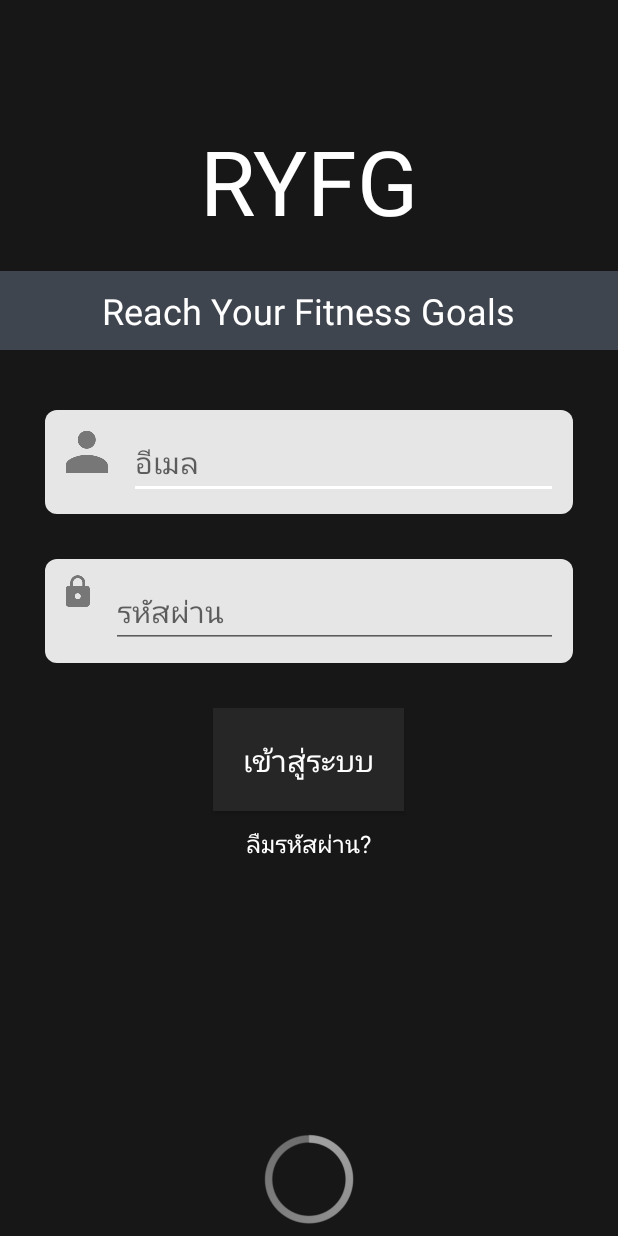
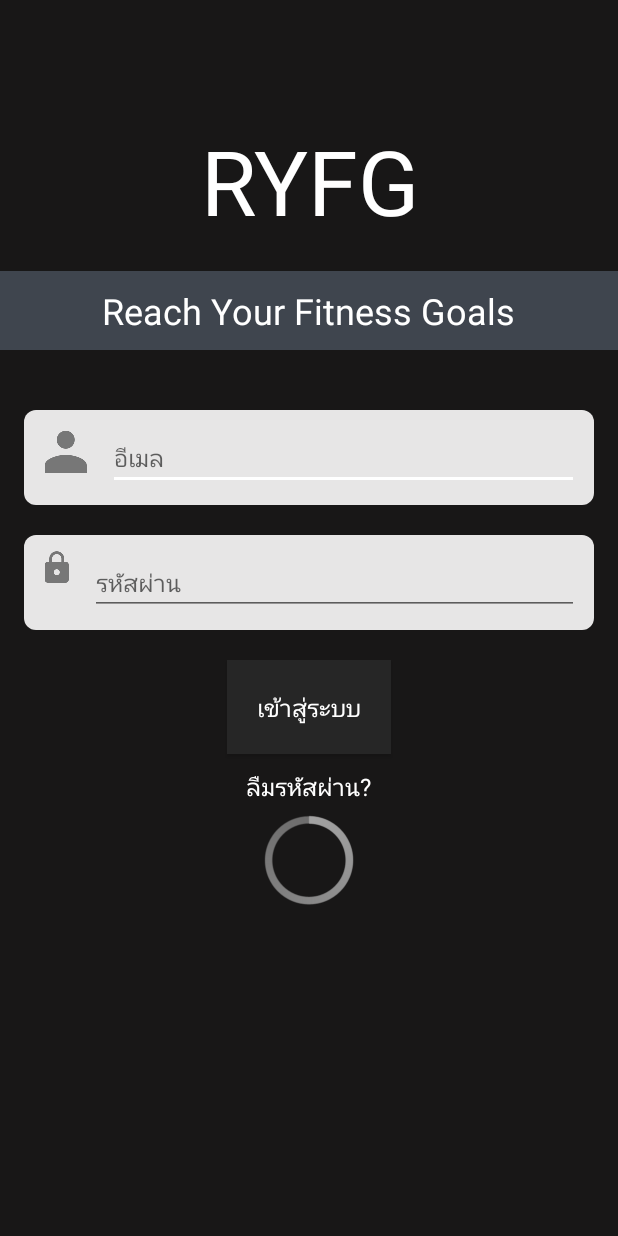
Before and after one commit to mataskuntipalo/RYFG, an Android app: the layout activity_login.xml on its own in the app's theme, with its tools: preview values and no code run, on a phone screen of 412 x 824 dp. Run offline under Robolectric (Android 15) with nearby library versions, the phone set to English and light mode, and no system bars; network calls fail.

Commit message:
edit layout

```diff
--- a/ReachYourFitnessGoals_Mobile/app/src/main/java/com/finalproject/reachyourfitnessgoals/activity/CustomSetExerciseInDayActivity.java
+++ b/ReachYourFitnessGoals_Mobile/app/src/main/java/com/finalproject/reachyourfitnessgoals/activity/CustomSetExerciseInDayActivity.java
@@ -110,11 +110,13 @@ public class CustomSetExerciseInDayActivity extends AppCompatActivity {
 
     public void checkConfirm(){
         if(totalCalorie >= tempMaxCalorie){
+        String a = ((GlobalData)this.getApplication()).getVdoID();
+        Log.i("vdo_id",a);
             confirmButton.setVisibility(View.VISIBLE);
             confirmButton.setOnClickListener(new View.OnClickListener() {
                 @Override
                 public void onClick(View v) {
-
+                   // handleTABLE_exercise.update();
                 }
             });
         }
--- a/ReachYourFitnessGoals_Mobile/app/src/main/java/com/finalproject/reachyourfitnessgoals/database/handleTABLE_VDO.java
+++ b/ReachYourFitnessGoals_Mobile/app/src/main/java/com/finalproject/reachyourfitnessgoals/database/handleTABLE_VDO.java
@@ -52,7 +52,7 @@ public class handleTABLE_VDO {
         if (cursor != null) {
             cursor.moveToFirst();
             while(!cursor.isAfterLast()) {
-                vdoDataArrayListt.add(new vdoData(cursor.getString(1),cursor.getString(2),cursor.getString(3),cursor.getString(4),cursor.getInt(4)));
+                vdoDataArrayListt.add(new vdoData(cursor.getInt(0),cursor.getString(1),cursor.getString(2),cursor.getString(3),cursor.getString(4),cursor.getInt(4)));
 
                 cursor.moveToNext();
             }
@@ -69,7 +69,7 @@ public class handleTABLE_VDO {
         if (cursor != null) {
             cursor.moveToFirst();
             while(!cursor.isAfterLast()) {
-                vdoDataArrayListt.add(new vdoData(cursor.getString(1),cursor.getString(2),cursor.getString(3),cursor.getString(4),cursor.getInt(4)));
+                vdoDataArrayListt.add(new vdoData(cursor.getInt(0),cursor.getString(1),cursor.getString(2),cursor.getString(3),cursor.getString(4),cursor.getInt(4)));
 
                 cursor.moveToNext();
             }
--- a/ReachYourFitnessGoals_Mobile/app/src/main/res/layout/activity_custom_set_exercise_in_day.xml
+++ b/ReachYourFitnessGoals_Mobile/app/src/main/res/layout/activity_custom_set_exercise_in_day.xml
@@ -61,7 +61,7 @@
         android:id="@+id/confirm_Button_bottomSheet_customSetExe"
         android:layout_centerHorizontal="true"
         android:visibility="gone"
-        android:layout_below="@+id/calorie_TextView_exeSummary_layout"/>
+        android:layout_below="@+id/exeSummary_layout"/>
 
     <ScrollView
         android:layout_width="match_parent"
--- a/ReachYourFitnessGoals_Mobile/app/src/main/res/layout/activity_login.xml
+++ b/ReachYourFitnessGoals_Mobile/app/src/main/res/layout/activity_login.xml
@@ -1,5 +1,5 @@
 <?xml version="1.0" encoding="utf-8"?>
-<RelativeLayout
+<LinearLayout
     xmlns:android="http://schemas.android.com/apk/res/android"
     xmlns:app="http://schemas.android.com/apk/res-auto"
     xmlns:tools="http://schemas.android.com/tools"
@@ -7,14 +7,58 @@
     android:layout_width="match_parent"
     android:layout_height="match_parent"
     tools:ignore="MissingPrefix"
+    android:orientation="vertical"
     android:background="@color/colorBG"
     tools:context="com.finalproject.reachyourfitnessgoals.activity.LoginActivity">
 
+    <TextView
+        android:layout_width="match_parent"
+        android:layout_height="wrap_content"
+        android:layout_centerHorizontal="true"
+        android:textColor="@color/colorWhite"
+        android:layout_marginTop="80dp"
+        android:textSize="60dp"
+        android:text="RYFG"
+        android:gravity="center_horizontal"
+        android:id="@+id/logoText"
+        />
 
     <RelativeLayout
         android:layout_width="wrap_content"
         android:layout_height="wrap_content"
-        android:layout_below="@id/logo"
+        android:id="@+id/logo"
+        android:layout_alignParentTop="true"
+        android:layout_alignParentLeft="true"
+        android:layout_alignParentStart="true">
+
+        <RelativeLayout
+            android:layout_width="match_parent"
+            android:layout_height="wrap_content"
+            android:background="@color/colorฺฺBlueDark"
+            android:layout_marginTop="20dp"
+            android:layout_marginBottom="40dp"
+            android:padding="10dp">
+
+            <TextView
+                android:layout_width="wrap_content"
+                android:layout_height="wrap_content"
+                android:layout_centerHorizontal="true"
+                android:textColor="@color/colorWhite"
+                android:textSize="24dp"
+                android:text="Reach Your Fitness Goals"
+
+                />
+
+        </RelativeLayout>
+
+
+
+    </RelativeLayout>
+
+    <LinearLayout
+        android:layout_width="match_parent"
+        android:layout_height="wrap_content"
+        android:orientation="vertical"
         android:id="@+id/login_form">
 
     <RelativeLayout
@@ -56,7 +100,6 @@
         android:layout_marginRight="@dimen/activity_horizontal_margin"
         android:layout_marginBottom="@dimen/bottom_margin"
         android:padding="10dp"
-        android:layout_below="@+id/content1"
         android:background="@drawable/edittext_conner"
         android:visibility="gone"
         tools:visibility="visible"
@@ -93,8 +136,9 @@
         android:layout_centerHorizontal="true"
         android:visibility="gone"
         tools:visibility="visible"
+        android:layout_gravity="center_horizontal"
         android:id="@+id/loginButton"
-        android:layout_below="@id/content2"/>
+        />
 
     <TextView
         android:layout_width="wrap_content"
@@ -103,12 +147,12 @@
         android:textSize="16dp"
         android:textColor="@color/colorWhite"
         android:layout_centerHorizontal="true"
-        android:layout_below="@id/loginButton"
         android:layout_marginTop="10dp"
         android:visibility="gone"
         tools:visibility="visible"
+        android:layout_gravity="center_horizontal"
         android:id="@+id/forgetPass"/>
-    </RelativeLayout>
+    </LinearLayout>
 
 
     <ProgressBar
@@ -119,48 +163,9 @@
         android:layout_alignParentBottom="true"
         android:layout_centerHorizontal="true"
         android:visibility="visible"
+        android:layout_gravity="center_horizontal"
         tools:visibility="visible"/>
 
-    <RelativeLayout
-        android:layout_width="wrap_content"
-        android:layout_height="wrap_content"
-        android:id="@+id/logo"
-        android:layout_alignParentTop="true"
-        android:layout_alignParentLeft="true"
-        android:layout_alignParentStart="true">
 
-        <RelativeLayout
-            android:layout_width="match_parent"
-            android:layout_height="wrap_content"
-            android:background="@color/colorฺฺBlueDark"
-            android:layout_marginTop="20dp"
-            android:layout_marginBottom="40dp"
-            android:layout_below="@+id/logotext"
-            android:padding="10dp">
 
-            <TextView
-                android:layout_width="wrap_content"
-                android:layout_height="wrap_content"
-                android:layout_centerHorizontal="true"
-                android:textColor="@color/colorWhite"
-                android:textSize="24dp"
-                android:text="Reach Your Fitness Goals"
-
-                />
-
-        </RelativeLayout>
-
-        <TextView
-            android:layout_width="wrap_content"
-            android:layout_height="wrap_content"
-            android:layout_centerHorizontal="true"
-            android:textColor="@color/colorWhite"
-            android:layout_marginTop="80dp"
-            android:textSize="60dp"
-            android:text="RYFG"
-            android:id="@+id/logotext"
-            />
-
-    </RelativeLayout>
-
-</RelativeLayout>
+</LinearLayout>
--- a/ReachYourFitnessGoals_Mobile/app/src/main/res/layout/activity_main.xml
+++ b/ReachYourFitnessGoals_Mobile/app/src/main/res/layout/activity_main.xml
@@ -19,7 +19,6 @@
         app:viewpager_headerHeight="200dp"
         app:viewpager_headerAlpha="1.0"
         app:viewpager_hideLogoWithFade="true"
-        app:viewpager_hideToolbarAndTitle="true"
         app:viewpager_enableToolbarElevation="true"
         app:viewpager_parallaxHeaderFactor="1.5"
         app:viewpager_headerAdditionalHeight="20dp"
@@ -27,7 +26,7 @@
         app:viewpager_transparentToolbar="true"
         app:viewpager_animatedHeaderImage="true"
         app:viewpager_disableToolbar="false"
-
+        app:viewpager_hideToolbarAndTitle="false"
         />
 
 
--- a/ReachYourFitnessGoals_Mobile/app/src/main/res/layout/fragment_list.xml
+++ b/ReachYourFitnessGoals_Mobile/app/src/main/res/layout/fragment_list.xml
@@ -1,7 +1,7 @@
 <FrameLayout xmlns:android="http://schemas.android.com/apk/res/android"
     xmlns:tools="http://schemas.android.com/tools"
     android:layout_width="match_parent"
-    android:layout_height="match_parent"
+    android:layout_height="wrap_content"
     tools:context="com.finalproject.reachyourfitnessgoals.fragment.fragment_list">
 
     <!-- TODO: Update blank fragment layout -->
--- a/ReachYourFitnessGoals_Mobile/app/src/main/res/values/colors.xml
+++ b/ReachYourFitnessGoals_Mobile/app/src/main/res/values/colors.xml
@@ -7,7 +7,7 @@
     <color name="colorBlack">#000000</color>
     <color name="colorDefault_Background">#fff3f3f3</color>
     <color name="colorRed">#ff0000</color>
-    <color name="colorBG">#181717</color>
+    <color name="colorBG">#FF181717</color>
     <color name="colorฺฺBlueDark">#3F454E</color>
     <color name="colorฺฺGley">#262626</color>
 
--- a/ReachYourFitnessGoals_Mobile/app/src/main/res/values/dimens.xml
+++ b/ReachYourFitnessGoals_Mobile/app/src/main/res/values/dimens.xml
@@ -1,12 +1,12 @@
 <resources>
     <!-- Default screen margins, per the Android Design guidelines. -->
-    <dimen name="activity_horizontal_margin">30dp</dimen>
+    <dimen name="activity_horizontal_margin">16dp</dimen>
     <dimen name="activity_vertical_margin">16dp</dimen>
-    <dimen name="default_text">20sp</dimen>
+    <dimen name="default_text">16sp</dimen>
     <dimen name="big_text_20">20sp</dimen>
     <dimen name="default_padding">16dp</dimen>
     <dimen name="topic_text">22sp</dimen>
-    <dimen name="bottom_margin">30dp</dimen>
+    <dimen name="bottom_margin">20dp</dimen>
 
     <dimen name="text_size_extra_small">10sp</dimen>
     <dimen name="text_size_small">12sp</dimen>
--- a/ReachYourFitnessGoals_Mobile/app/src/main/res/values/id.xml
+++ b/ReachYourFitnessGoals_Mobile/app/src/main/res/values/id.xml
@@ -2,4 +2,5 @@
 <resources>
     <item type="id" name="name" />
     <item type="id" name="calorie" />
+    <item type="id" name="vdo_id" />
 </resources>
```
Also changed, not shown: ReachYourFitnessGoals_Mobile/app/src/main/java/com/finalproject/reachyourfitnessgoals/adapter/RecyclerViewAdapter.java (+5 -2 lines), ReachYourFitnessGoals_Mobile/app/src/main/java/com/finalproject/reachyourfitnessgoals/adapter/RecyclerViewAdapter_userSelect.java (+3 -8 lines), ReachYourFitnessGoals_Mobile/app/src/main/java/com/finalproject/reachyourfitnessgoals/database/handleTABLE_EXERCISE.java (+16 -0 lines), ReachYourFitnessGoals_Mobile/app/src/main/java/com/finalproject/reachyourfitnessgoals/fragment/fragment_customExe_list.java (+4 -4 lines), ReachYourFitnessGoals_Mobile/app/src/main/java/com/finalproject/reachyourfitnessgoals/fragment/fragment_home.java (+7 -9 lines), ReachYourFitnessGoals_Mobile/app/src/main/java/com/finalproject/reachyourfitnessgoals/models/GlobalData.java (+10 -0 lines), ReachYourFitnessGoals_Mobile/app/src/main/java/com/finalproject/reachyourfitnessgoals/models/userSelectData.java (+11 -10 lines), ReachYourFitnessGoals_Mobile/app/src/main/java/com/finalproject/reachyourfitnessgoals/models/vdoData.java (+18 -1 lines), ReachYourFitnessGoals_Mobile/app/src/main/res/drawable/layout_circle_black.xml (added, +12 -0 lines), ReachYourFitnessGoals_Mobile/app/src/main/res/layout/fragment_calendar.xml (+9 -7 lines), ReachYourFitnessGoals_Mobile/app/src/main/res/layout/fragment_home.xml (+12 -7 lines).
